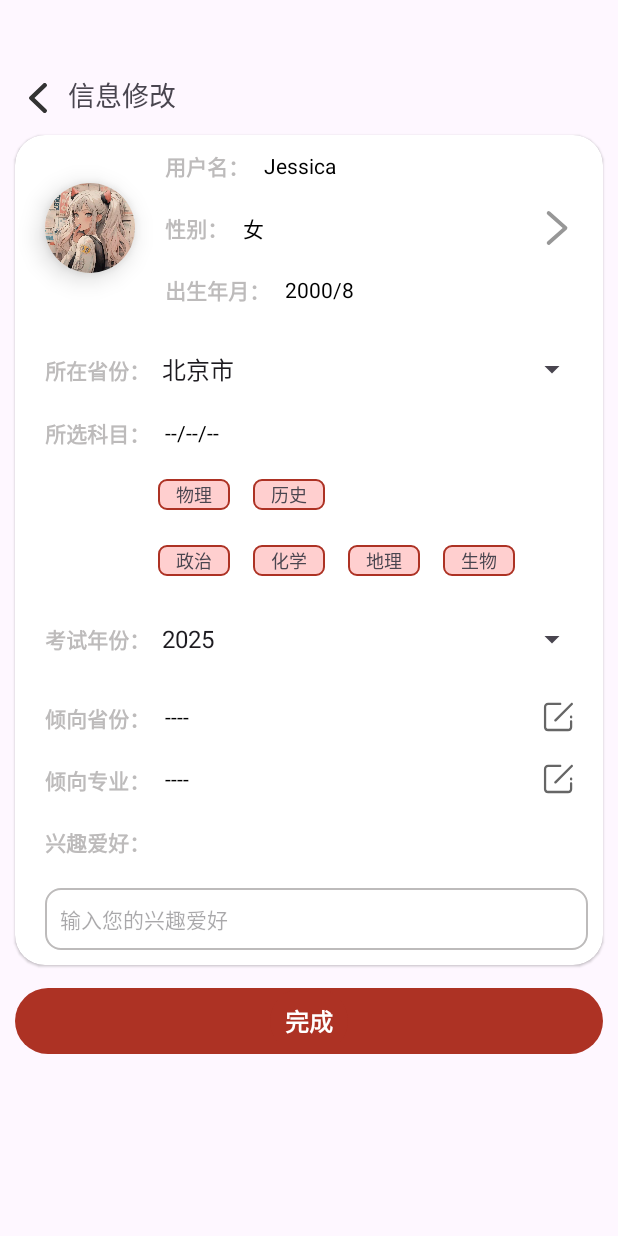
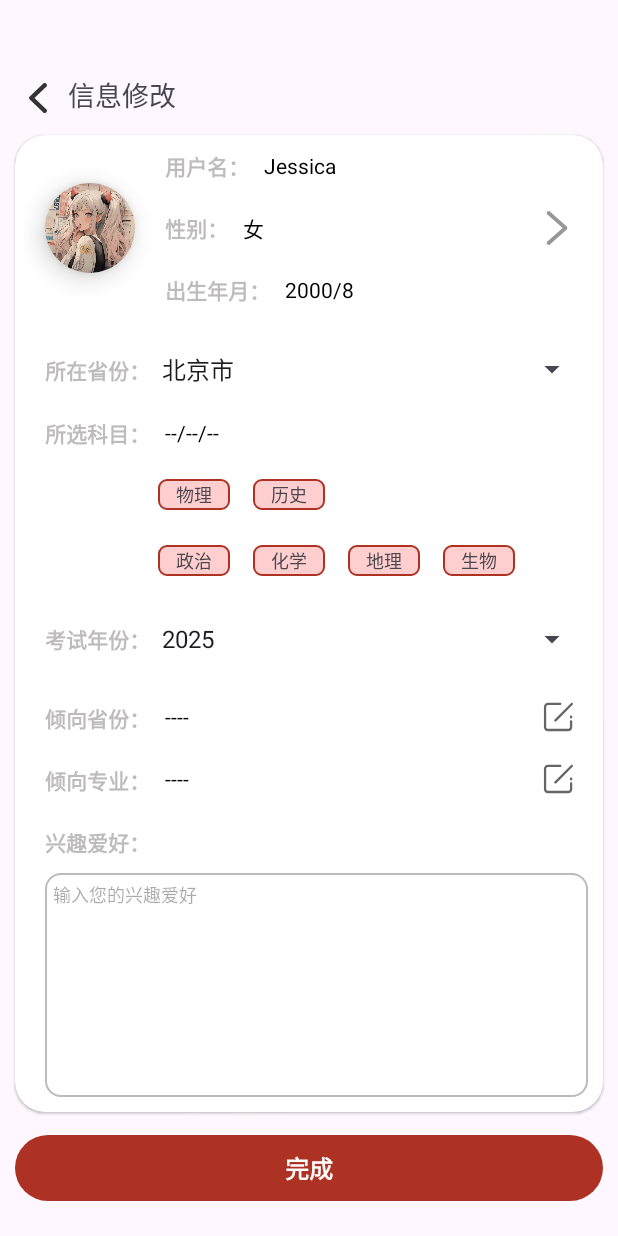
Before and after one commit to 111Jessica111/CollegeEntranceSystem, an Android app: the UserInfoActivity screen opened directly, with no data from a screen before it, on a phone screen of 412 x 824 dp. Run offline under Robolectric (Android 15) with nearby library versions, the phone set to English and light mode, and no system bars; our stand-ins replace FlexboxLayout, RxJava.

Commit message:
[feat]UI微调

```diff
--- a/app/src/main/res/layout/activity_user_info.xml
+++ b/app/src/main/res/layout/activity_user_info.xml
@@ -438,7 +438,7 @@
                         android:layout_height="wrap_content"
                         android:layout_marginLeft="20dp"
                         android:layout_marginRight="10dp"
-                        android:layout_marginBottom="20dp">
+                        android:layout_marginBottom="10dp">
 
                         <TextView
                             android:layout_width="wrap_content"
@@ -463,14 +463,17 @@
                             android:id="@+id/user_like_info"
                             android:layout_width="match_parent"
                             android:layout_height="wrap_content"
-                            android:background="@drawable/edit_background"
+                            android:paddingLeft="5dp"
+                            android:paddingTop="5dp"
+                            android:paddingRight="5dp"
+                            android:inputType="textMultiLine"
+                            android:gravity="top|start"
+                            android:imeOptions="actionDone"
+                            android:minLines="10"
                             android:hint="输入您的兴趣爱好"
-                            android:textSize="14dp"
-                            android:padding="10dp"
-                            android:inputType="text"
-                            android:imeOptions="actionDone"
-                            android:lines="4"
-                            android:cursorVisible="true" />
+                            android:textSize="12dp"
+                            android:cursorVisible="true"
+                            android:background="@drawable/edit_background"/>
 
                     </RelativeLayout>
 
```
Also changed, not shown: app/src/main/java/com/example/collegeentrancesystem/module/home/SchoolFragment.kt (+4 -4 lines).
